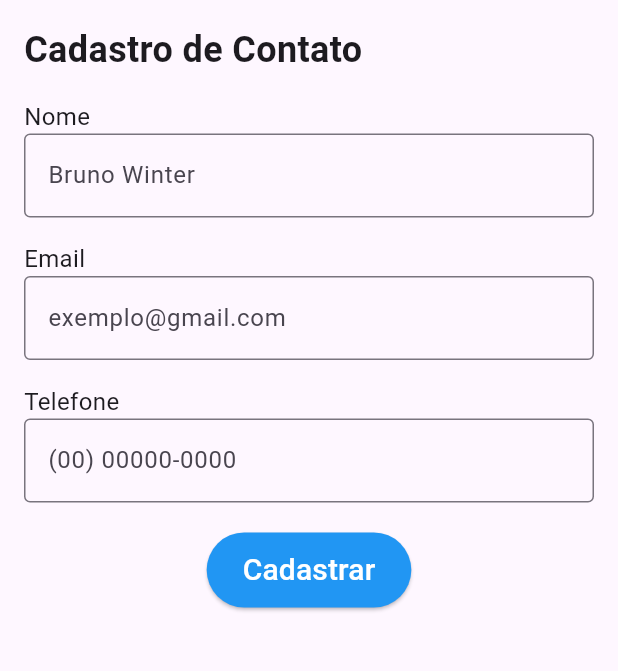
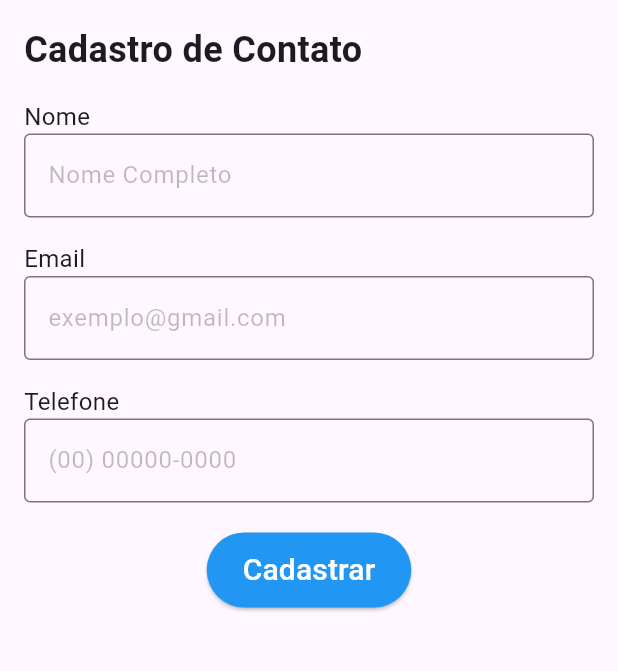
Before and after one commit to DilkerWinter/Agenda-Flutter, a Flutter app: the Cadastrocontatos screen opened directly, on a phone screen of 412 x 824 dp, the part 84-755 px from its top. Run offline on Flutter 3.47's test engine with Material 3 defaults, Android fonts, the phone set to English and light mode, and no system bars; our stand-ins replace shared_preferences; accounts and stored records are empty.

```diff
--- a/lib/screens/cadastroContatos.dart
+++ b/lib/screens/cadastroContatos.dart
@@ -49,7 +49,10 @@ class Cadastrocontatos extends StatelessWidget {
               controller: _controllerNome,
               decoration: InputDecoration(
                 border: OutlineInputBorder(),
-                hintText: "Bruno Winter",
+                hintText: "Nome Completo",
+                hintStyle: TextStyle(
+                  color: Colors.black26,
+                )
               ),
             ),
             SizedBox(height: 16.0),
@@ -62,6 +65,9 @@ class Cadastrocontatos extends StatelessWidget {
               decoration: InputDecoration(
                 border: OutlineInputBorder(),
                 hintText: "exemplo@gmail.com",
+                hintStyle: TextStyle(
+                  color: Colors.black26,
+                )
               ),
             ),
             SizedBox(height: 16.0),
@@ -76,7 +82,12 @@ class Cadastrocontatos extends StatelessWidget {
               ],
               controller: _controllerTelefone,
               decoration: InputDecoration(
-                  border: OutlineInputBorder(), hintText: "(00) 00000-0000"),
+                  border: OutlineInputBorder(),
+                   hintText: "(00) 00000-0000",
+                   hintStyle: TextStyle(
+                  color: Colors.black26,
+                )
+                   ),
             ),
             SizedBox(height: 20.0),
             Center(
```
Also changed, not shown: lib/screens/alterarContato.dart (+6 -4 lines), lib/utils/captalizeStrings.dart (added, +8 -0 lines), lib/utils/validarInformacoes.dart (+0 -12 lines), lib/widget/contatoCard.dart (+62 -11 lines), img/cadastro.png (deleted), img/delecao.png (added), img/editar.png (added), img/flutter_01.png (added), img/flutter_02.png (added), img/image.png (deleted), img/lista.png (deleted), 1 other file.
